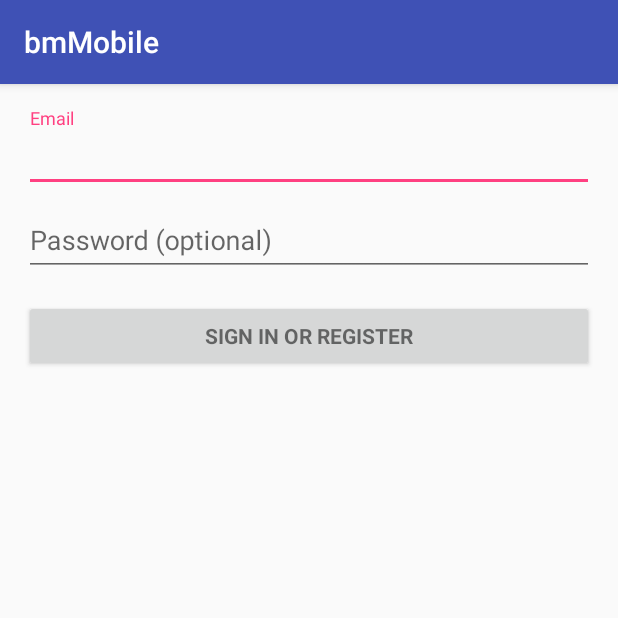
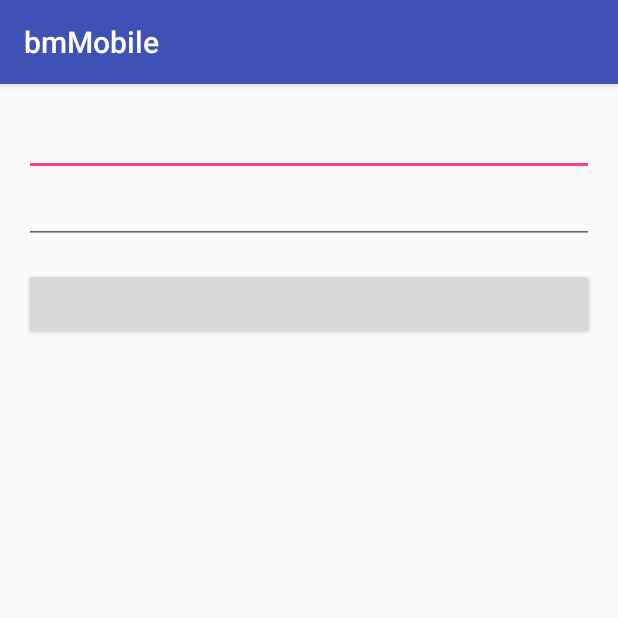
Before and after one commit to heartsoul/estate-android, an Android app: the LoginActivity screen opened directly, with no data from a screen before it, on a phone screen of 412 x 824 dp, the top half of it. Run offline under Robolectric (Android 15) with nearby library versions, the phone set to English and light mode, and no system bars.

Commit message:
增加登录模块代码

```diff
--- a/app/src/main/java/com/glodon/bim/basic/log/BimUncaughtExceptionHandler.java
+++ b/app/src/main/java/com/glodon/bim/basic/log/BimUncaughtExceptionHandler.java
@@ -6,7 +6,7 @@ import android.net.Uri;
 import android.os.Build;
 import android.telephony.TelephonyManager;
 
-import com.glodon.bim.main.BimApplication;
+import com.glodon.bim.main.AppApplication;
 import com.glodon.bim.basic.config.AppConfig;
 
 import org.json.JSONException;
@@ -109,7 +109,7 @@ public class BimUncaughtExceptionHandler implements Thread.UncaughtExceptionHand
             fos.close();
 
             //扫描文件  否则生成后无法在手机内显示
-            MediaScannerConnection.scanFile(BimApplication.getInstance(), new String[]{path}, new String[]{"application/octet-stream"}, new MediaScannerConnection.OnScanCompletedListener() {
+            MediaScannerConnection.scanFile(AppApplication.getInstance(), new String[]{path}, new String[]{"application/octet-stream"}, new MediaScannerConnection.OnScanCompletedListener() {
                 @Override
                 public void onScanCompleted(final String path, final Uri uri) {
                     //your file has been scanned!
--- /dev/null
+++ b/app/src/main/java/com/glodon/bim/business/login/contract/LoginContract.java
@@ -0,0 +1,25 @@
+package com.glodon.bim.business.login.contract;
+
+import com.glodon.bim.main.IBasePresenter;
+import com.glodon.bim.main.IBaseView;
+
+/**
+ * 描述：登录模块协议
+ * 作者：zhourf on 2017/9/11
+ * 邮箱：zhourf@glodon.com
+ */
+
+public interface LoginContract {
+
+    interface Presenter extends IBasePresenter{
+
+    }
+
+    interface View extends IBaseView{
+
+    }
+
+    interface Model{
+
+    }
+}
--- a/app/src/main/java/com/glodon/bim/business/welcome/view/WelcomeActivity.java
+++ b/app/src/main/java/com/glodon/bim/business/welcome/view/WelcomeActivity.java
@@ -1,11 +1,11 @@
 package com.glodon.bim.business.welcome.view;
 
-import android.support.v7.app.AppCompatActivity;
 import android.os.Bundle;
 
 import com.glodon.bim.R;
+import com.glodon.bim.main.BaseActivity;
 
-public class WelcomeActivity extends AppCompatActivity {
+public class WelcomeActivity extends BaseActivity {
 
     @Override
     protected void onCreate(Bundle savedInstanceState) {
--- a/app/src/main/java/com/glodon/bim/main/BimApplication.java
+++ b/app/src/main/java/com/glodon/bim/main/AppApplication.java
@@ -11,7 +11,7 @@ import com.glodon.bim.basic.log.BimUncaughtExceptionHandler;
  * 邮箱：zhourf@glodon.com
  */
 
-public class BimApplication extends Application {
+public class AppApplication extends Application {
     private static Application instance;
 
 
--- /dev/null
+++ b/app/src/main/java/com/glodon/bim/main/IBasePresenter.java
@@ -0,0 +1,28 @@
+package com.glodon.bim.main;
+
+import android.content.Intent;
+
+/**
+ * 描述：Presenter基类
+ * 作者：zhourf on 2017/9/11
+ * 邮箱：zhourf@glodon.com
+ */
+
+public interface IBasePresenter {
+
+    /**
+     * 初始化数据
+     * @param intent intent
+     */
+    void initData(Intent intent);
+
+    /**
+     * Activity回调
+     */
+    void onActivityResult(int requestCode, int resultCode, Intent data);
+
+    /**
+     * Activity Destroy时调用
+     */
+    void onDestroy();
+}
--- /dev/null
+++ b/app/src/main/java/com/glodon/bim/main/IBaseView.java
@@ -0,0 +1,27 @@
+package com.glodon.bim.main;
+
+import android.app.Activity;
+
+/**
+ * 描述：IView基类
+ * 作者：zhourf on 2017/9/11
+ * 邮箱：zhourf@glodon.com
+ */
+
+public interface IBaseView {
+
+    /**
+     * 展示进度条
+     */
+    void showLoadingDialog();
+
+    /**
+     * 隐藏进度
+     */
+    void dismissLoadingDialog();
+
+    /**
+     * 获取上下文
+     */
+    Activity getActivity();
+}
--- a/app/src/main/java/com/glodon/bim/main/BimMainActivity.java
+++ b/app/src/main/java/com/glodon/bim/main/MainActivity.java
@@ -31,7 +31,7 @@ import rx.android.schedulers.AndroidSchedulers;
 import rx.functions.Action1;
 import rx.schedulers.Schedulers;
 
-public class BimMainActivity extends AppCompatActivity {
+public class MainActivity extends AppCompatActivity {
 
     private Button btn;
     private TextView tv;
@@ -163,12 +163,12 @@ public class BimMainActivity extends AppCompatActivity {
                 Manifest.permission.READ_EXTERNAL_STORAGE,
                 Manifest.permission.WRITE_EXTERNAL_STORAGE
         };
-        int permission = ActivityCompat.checkSelfPermission(BimMainActivity.this, Manifest.permission.WRITE_EXTERNAL_STORAGE);
+        int permission = ActivityCompat.checkSelfPermission(MainActivity.this, Manifest.permission.WRITE_EXTERNAL_STORAGE);
 
         if (permission != PackageManager.PERMISSION_GRANTED) {
             // We don't have permission so prompt the user
             ActivityCompat.requestPermissions(
-                    BimMainActivity.this,
+                    MainActivity.this,
                     PERMISSIONS_STORAGE,
                     REQUEST_EXTERNAL_STORAGE
             );
--- a/app/src/main/res/layout/activity_login.xml
+++ b/app/src/main/res/layout/activity_login.xml
@@ -1,5 +1,4 @@
 <LinearLayout xmlns:android="http://schemas.android.com/apk/res/android"
-    xmlns:tools="http://schemas.android.com/tools"
     android:layout_width="match_parent"
     android:layout_height="match_parent"
     android:gravity="center_horizontal"
@@ -7,17 +6,8 @@
     android:paddingBottom="@dimen/activity_vertical_margin"
     android:paddingLeft="@dimen/activity_horizontal_margin"
     android:paddingRight="@dimen/activity_horizontal_margin"
-    android:paddingTop="@dimen/activity_vertical_margin"
-    tools:context="com.glodon.bim.business.login.view.LoginActivity">
+    android:paddingTop="@dimen/activity_vertical_margin">
 
-    <!-- Login progress -->
-    <ProgressBar
-        android:id="@+id/login_progress"
-        style="?android:attr/progressBarStyleLarge"
-        android:layout_width="wrap_content"
-        android:layout_height="wrap_content"
-        android:layout_marginBottom="8dp"
-        android:visibility="gone" />
 
     <ScrollView
         android:id="@+id/login_form"
@@ -30,46 +20,30 @@
             android:layout_height="wrap_content"
             android:orientation="vertical">
 
-            <android.support.design.widget.TextInputLayout
-                android:layout_width="match_parent"
-                android:layout_height="wrap_content">
 
-                <AutoCompleteTextView
+                <EditText
                     android:id="@+id/email"
                     android:layout_width="match_parent"
                     android:layout_height="wrap_content"
-                    android:hint="@string/prompt_email"
                     android:inputType="textEmailAddress"
                     android:maxLines="1"
-                    android:singleLine="true" />
-
-            </android.support.design.widget.TextInputLayout>
-
-            <android.support.design.widget.TextInputLayout
-                android:layout_width="match_parent"
-                android:layout_height="wrap_content">
+                    android:ellipsize="end"/>
 
                 <EditText
                     android:id="@+id/password"
                     android:layout_width="match_parent"
                     android:layout_height="wrap_content"
-                    android:hint="@string/prompt_password"
-                    android:imeActionId="@+id/login"
-                    android:imeActionLabel="@string/action_sign_in_short"
-                    android:imeOptions="actionUnspecified"
                     android:inputType="textPassword"
                     android:maxLines="1"
-                    android:singleLine="true" />
+                    android:ellipsize="end" />
 
-            </android.support.design.widget.TextInputLayout>
 
             <Button
                 android:id="@+id/email_sign_in_button"
                 style="?android:textAppearanceSmall"
                 android:layout_width="match_parent"
                 android:layout_height="wrap_content"
-                android:layout_marginTop="16dp"
-                android:text="@string/action_sign_in"
+                android:layout_marginTop="@dimen/dimen16"
                 android:textStyle="bold" />
 
         </LinearLayout>
--- a/app/src/main/res/values/strings.xml
+++ b/app/src/main/res/values/strings.xml
@@ -2,16 +2,10 @@
     <string name="app_name">bmMobile</string>
     <string name="title_activity_login">Sign in</string>
 
-    <!-- Strings related to login -->
-    <string name="prompt_email">Email</string>
-    <string name="prompt_password">Password (optional)</string>
-    <string name="action_sign_in">Sign in or register</string>
-    <string name="action_sign_in_short">Sign in</string>
-    <string name="error_invalid_email">This email address is invalid</string>
-    <string name="error_invalid_password">This password is too short</string>
-    <string name="error_incorrect_password">This password is incorrect</string>
-    <string name="error_field_required">This field is required</string>
-    <string name="permission_rationale">"Contacts permissions are needed for providing email
-        completions."
-    </string>
+    <!-- 启动界面 -->
+
+    <!-- 登录 -->
+
+    <!-- 主界面 -->
+
 </resources>
```
Also changed, not shown: app/src/main/AndroidManifest.xml (+11 -4 lines), app/src/main/java/com/glodon/bim/business/login/model/LoginModel.java (added, +12 -0 lines), app/src/main/java/com/glodon/bim/business/login/presenter/LoginPresenter.java (added, +37 -0 lines), app/src/main/java/com/glodon/bim/business/login/view/LoginActivity.java (+34 -1 lines), app/src/main/java/com/glodon/bim/main/IPresenter.java (deleted, +0 -10 lines), app/src/main/java/com/glodon/bim/main/IView.java (deleted, +0 -10 lines), app/src/main/res/values/dimens.xml (+24 -0 lines), 2 other files.
